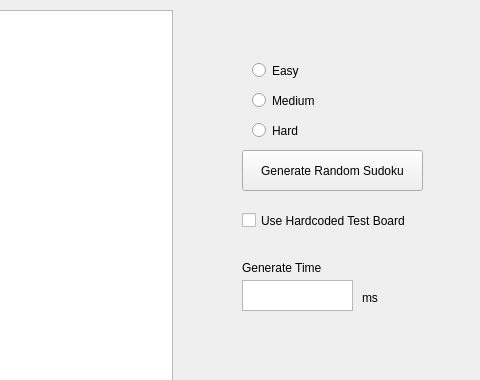
First picture: the form in grid.ui, repository santos-eng/Sudoku, before the edit; both pictures show x 528 to 1008 and y 0 to 380 of the 1008 by 676 pixel window.
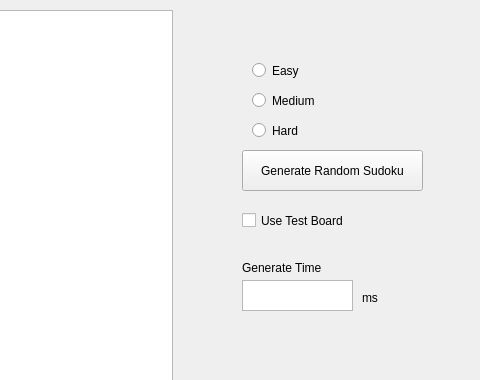
Second picture: the form after the edit.

```diff
--- a/grid.ui
+++ b/grid.ui
@@ -130,12 +130,12 @@
      <rect>
       <x>770</x>
       <y>190</y>
-      <width>171</width>
+      <width>201</width>
       <height>61</height>
      </rect>
     </property>
     <property name="text">
-     <string>Use Hardcoded Test Board</string>
+     <string>Use Test Board</string>
     </property>
    </widget>
    <widget class="QLabel" name="label_3">
```
